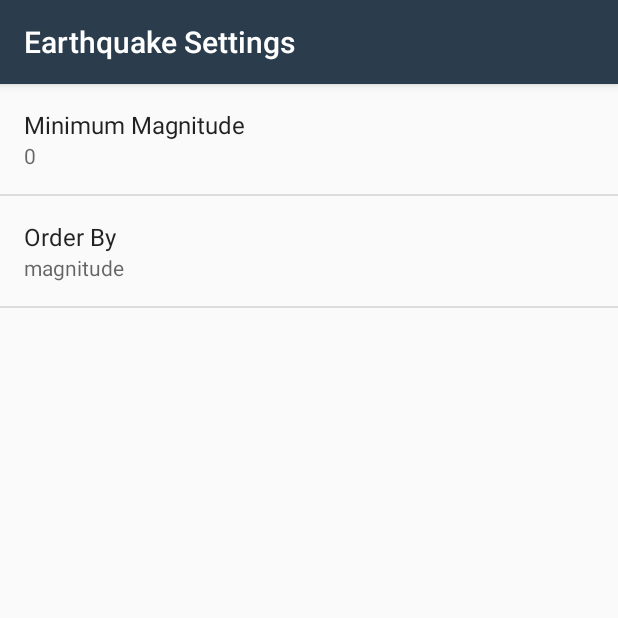
After one commit to shivam1111/ud843-QuakeReport-starting-point, an Android app: the SettingsActivity screen opened directly, with no data from a screen before it, on a phone screen of 412 x 824 dp, the top half of it. The commit adds this screen. Run offline under Robolectric (Android 15) with nearby library versions, the phone set to English and light mode, and no system bars.

Commit message:
Finshed the Training. All Preferences added

```diff
--- a/app/src/main/java/com/example/android/quakereport/EarthquakeLoader.java
+++ b/app/src/main/java/com/example/android/quakereport/EarthquakeLoader.java
@@ -25,7 +25,7 @@ public class EarthquakeLoader extends AsyncTaskLoader<List<Earthquake>> {
      */
     public EarthquakeLoader(Context context, String url) {
         super(context);
-        mUrl = url;
+        mUrl = "https://earthquake.usgs.gov/fdsnws/event/1/query?format=geojson&limit=10&minmag=7&orderby=time";
     }
 
     @Override
@@ -39,7 +39,7 @@ public class EarthquakeLoader extends AsyncTaskLoader<List<Earthquake>> {
      */
     @Override
     public List<Earthquake> loadInBackground() {
-        Log.i(LOG_TAG,"TEST: EarthquakeLoader loadInBackground() called");
+        Log.i(LOG_TAG,"TEST: EarthquakeLoader loadInBackground() called - "+mUrl);
         if (mUrl == null) {
             return null;
         }
--- /dev/null
+++ b/app/src/main/java/com/example/android/quakereport/SettingsActivity.java
@@ -0,0 +1,72 @@
+/*
+ * Copyright (C) 2016 The Android Open Source Project
+ *
+ * Licensed under the Apache License, Version 2.0 (the "License");
+ * you may not use this file except in compliance with the License.
+ * You may obtain a copy of the License at
+ *
+ *      http://www.apache.org/licenses/LICENSE-2.0
+ *
+ * Unless required by applicable law or agreed to in writing, software
+ * distributed under the License is distributed on an "AS IS" BASIS,
+ * WITHOUT WARRANTIES OR CONDITIONS OF ANY KIND, either express or implied.
+ * See the License for the specific language governing permissions and
+ * limitations under the License.
+ */
+package com.example.android.quakereport;
+
+import android.content.SharedPreferences;
+import android.os.Bundle;
+import android.preference.Preference;
+import android.preference.PreferenceFragment;
+import android.preference.PreferenceManager;
+import android.support.v7.app.AppCompatActivity;
+import android.util.Log;
+
+import java.util.prefs.PreferenceChangeListener;
+
+public class SettingsActivity extends AppCompatActivity {
+
+    private static final String LOG_TAG  = SettingsActivity.class.getSimpleName();
+
+    @Override
+    protected void onCreate(Bundle savedInstanceState) {
+        super.onCreate(savedInstanceState);
+        setContentView(R.layout.settings_activity);
+    }
+
+    public static class EarthquakePreferenceFragment extends PreferenceFragment implements Preference.OnPreferenceChangeListener {
+
+        @Override
+        public void onCreate(Bundle savedInstanceState) {
+            super.onCreate(savedInstanceState);
+            addPreferencesFromResource(R.xml.settings_main);
+
+            // minMagnitude
+            Preference minMagnitude = findPreference(getString(R.string.settings_min_magnitude_key));
+            bindPreferenceSummaryToValue(minMagnitude);
+
+            // Order by Preference
+            Preference orderBy = findPreference(getString(R.string.settings_order_by_key));
+            bindPreferenceSummaryToValue(orderBy);
+
+        }
+
+        @Override
+        public boolean onPreferenceChange(Preference preference, Object value) {
+            // The code in this method takes care of updating the displayed preference summary after it has been changed
+            String stringValue = value.toString();
+            preference.setSummary(stringValue);
+            return false;
+        }
+
+        private void bindPreferenceSummaryToValue(Preference preference) {
+            preference.setOnPreferenceChangeListener(this);
+            Log.i(LOG_TAG,"TEST: bindPreferenceSummaryToValue() called......"+this.toString());
+            SharedPreferences preferences = PreferenceManager.getDefaultSharedPreferences(preference.getContext());
+            String preferenceString = preferences.getString(preference.getKey(), "");
+            onPreferenceChange(preference, preferenceString);
+        }
+    }
+
+}
--- /dev/null
+++ b/app/src/main/res/values/arrays.xml
@@ -0,0 +1,12 @@
+<?xml version="1.0" encoding="utf-8"?>
+<resources>
+    <string-array name="settings_order_by_labels">
+        <item>@string/settings_order_by_magnitude_label</item>
+        <item>@string/settings_order_by_most_recent_label</item>
+    </string-array>
+
+    <string-array name="settings_order_by_values">
+        <item>@string/settings_order_by_magnitude_value</item>
+        <item>@string/settings_order_by_most_recent_value</item>
+    </string-array>
+</resources>
--- a/app/src/main/res/values/strings.xml
+++ b/app/src/main/res/values/strings.xml
@@ -23,5 +23,23 @@
     <!-- Text to display in the list when there are no earthquakes [CHAR LIMIT=NONE] -->
     <string name="no_earthquakes">No earthquakes found.</string>
     <string name="no_internet_connection">No Internet Connection</string>
+    <string name="settings_menu_item">Settings</string>
+    <string name="settings_title">Earthquake Settings</string>
+    <string name="settings_min_magnitude_label">Minimum Magnitude</string>
+    <string name="settings_min_magnitude_key" translatable="false">min_magnitude</string>
+    <string name="settings_min_magnitude_default" translatable="false">0</string>
+
+    <!-- Strings For Order-By Preference [CHAR LIMIT=30] -->
+    <string name="settings_order_by_label">Order By</string>
+    <string name="settings_order_by_key" translatable="false">order_by</string>
+    <string name="settings_order_by_default" translatable="false">@string/settings_order_by_magnitude_value</string>
+
+    <!-- Label for order-by magnitude option [CHAR LIMIT=20] -->
+    <string name="settings_order_by_magnitude_label">Magnitude</string>
+    <string name="settings_order_by_magnitude_value" translatable="false">magnitude</string>
+
+    <!-- Label for order-by most recent option [CHAR LIMIT=20] -->
+    <string name="settings_order_by_most_recent_label">Most Recent</string>
+    <string name="settings_order_by_most_recent_value" translatable="false">time</string>
 
 </resources>
--- /dev/null
+++ b/app/src/main/res/xml/settings_main.xml
@@ -0,0 +1,19 @@
+<PreferenceScreen
+    xmlns:android="http://schemas.android.com/apk/res/android"
+    android:title="@string/settings_title">
+
+    <EditTextPreference
+        android:defaultValue="@string/settings_min_magnitude_default"
+        android:inputType="numberDecimal"
+        android:key="@string/settings_min_magnitude_key"
+        android:selectAllOnFocus="true"
+        android:title="@string/settings_min_magnitude_label" />
+
+    <ListPreference
+        android:defaultValue="@string/settings_order_by_default"
+        android:entries="@array/settings_order_by_labels"
+        android:entryValues="@array/settings_order_by_values"
+        android:key="@string/settings_order_by_key"
+        android:title="@string/settings_order_by_label" />
+
+</PreferenceScreen>
```
Also changed, not shown: app/src/main/AndroidManifest.xml (+9 -0 lines), app/src/main/java/com/example/android/quakereport/EarthquakeActivity.java (+59 -4 lines), app/src/main/res/layout/settings_activity.xml (added, +22 -0 lines), app/src/main/res/menu/main.xml (added, +7 -0 lines).
